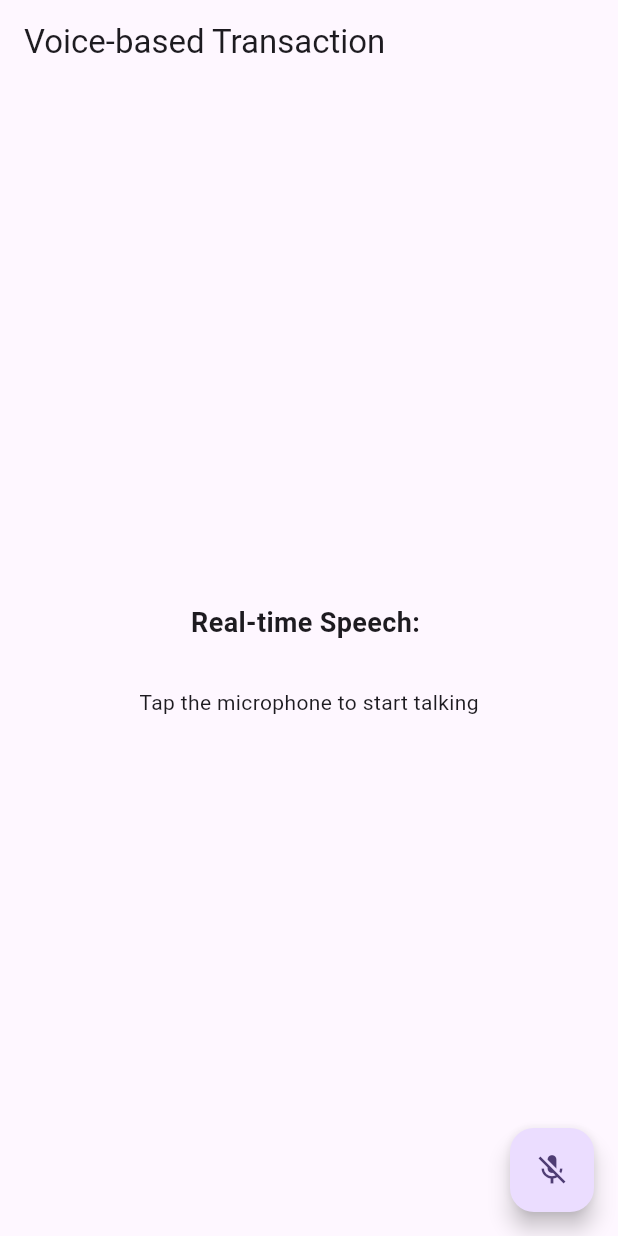
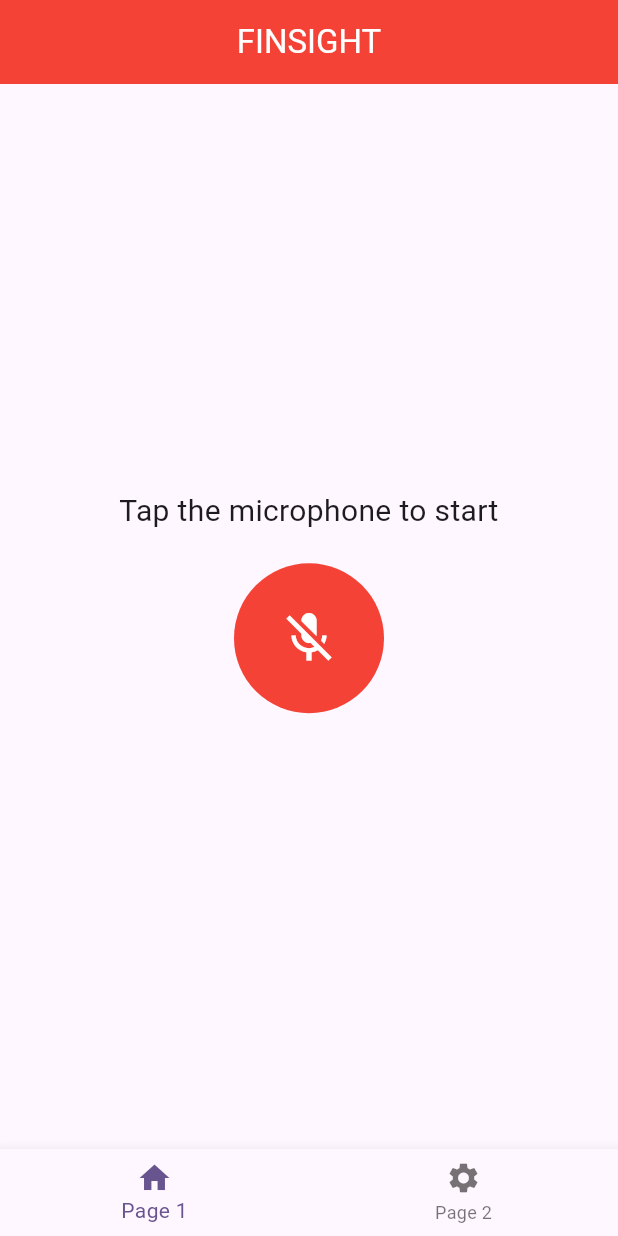
Before and after one commit to hahaanisha/FinSight, a Flutter app: the screen it shows after launch, after a tap on the "mic off" icon, on a phone screen of 412 x 824 dp. Run offline on Flutter 3.47's test engine with Material 3 defaults, Android fonts, the light colour scheme and no system bars; our stand-ins replace contacts_service, flutter_markdown, flutter_tts, google_generative_ai, permission_handler, speech_to_text; missing offline and left inert: easy_upi_payment.

Commit message:
BottomNavBar and integration done

```diff
--- /dev/null
+++ b/lib/Pages/BottomNavBar.dart
@@ -0,0 +1,58 @@
+
+import 'package:flutter/material.dart';
+import 'package:testvjti/Pages/transactionPage.dart';
+
+import 'home_page.dart';
+
+class BottomNavBarPage extends StatefulWidget {
+  @override
+  _BottomNavBarPageState createState() => _BottomNavBarPageState();
+}
+
+class _BottomNavBarPageState extends State<BottomNavBarPage> {
+  int _currentIndex = 0;
+  final PageController _pageController = PageController();
+
+  void _onPageChanged(int index) {
+    setState(() {
+      _currentIndex = index;
+    });
+  }
+
+  void _onItemTapped(int index) {
+    _pageController.animateToPage(
+      index,
+      duration: Duration(milliseconds: 300),
+      curve: Curves.easeInOut,
+    );
+  }
+
+  @override
+  Widget build(BuildContext context) {
+    return Scaffold(
+
+      body: PageView(
+        controller: _pageController,
+        onPageChanged: _onPageChanged,
+        children: [
+          HomePage(),
+          TransactionPage(),
+        ],
+      ),
+      bottomNavigationBar: BottomNavigationBar(
+        currentIndex: _currentIndex,
+        onTap: _onItemTapped,
+        items: [
+          BottomNavigationBarItem(
+            icon: Icon(Icons.home),
+            label: "Page 1",
+          ),
+          BottomNavigationBarItem(
+            icon: Icon(Icons.settings),
+            label: "Page 2",
+          ),
+        ],
+      ),
+    );
+  }
+}
--- a/lib/Pages/home_page.dart
+++ b/lib/Pages/home_page.dart
@@ -16,17 +16,21 @@ class _HomePageState extends State<HomePage> {
   final apikey = 'AIzaSyA7LxDBz3bEPP1JkFjfbzdry5UIpu81H-A';
 
   final FlutterTts _flutterTts = FlutterTts();
+
   bool _speechEnabled = false;
   String _wordsSpoken = "";
   double _confidenceLevel = 0;
-  String _Modelresponse="";
-  bool _isLoadingResponse=false;
+  String _Modelresponse = "";
+  bool _isLoadingResponse = false;
 
-  Future<void> talkWithGemini() async{
-
+  Future<void> talkWithGemini() async {
     final model = GenerativeModel(model: 'gemini-pro', apiKey: apikey);
 
-    final msg = _wordsSpoken+'keep the response to be short of 10-15 lines and keep tone that you are adressing as a sam named financial advisor';
+    final msg = _wordsSpoken +
+        '''
+    You are a friendly financial advisor named Sam, specialized in helping visually impaired users manage their finances. Based on their questions ask followup questions one by one to understand their financial needs better and based on the user's responses, provide concise and personalized financial advice in 50 words without any symbol. Ensure your tone is supportive and encouraging, and your suggestions are easy to understand. Make sure to confirm the user's answers before proceeding to the next steps.
+    ''';
+
 
     final content = Content.text(msg);
 
@@ -35,16 +39,20 @@ class _HomePageState extends State<HomePage> {
     setState(() {
       _Modelresponse = response.text!;
     });
+
+    _flutterTts.speak(_Modelresponse);
     print('response : ${_Modelresponse}');
-
   }
 
-
+  Future<void> _speakHello() async {
+    await _flutterTts.speak('Hello Welcome to 24/7 Customer Support. How may I help You.');
+  }
 
   @override
   void initState() {
     super.initState();
     initSpeech();
+    _speakHello();
   }
 
   void initSpeech() async {
@@ -63,16 +71,15 @@ class _HomePageState extends State<HomePage> {
     await _speechToText.stop();
     setState(() {
       print('generating');
-      talkWithGemini();
+      // talkWithGemini();
     });
   }
-
 
   void _onSpeechResult(result) {
     setState(() {
       _wordsSpoken = "${result.recognizedWords}";
       _confidenceLevel = result.confidence;
-
+      talkWithGemini();
     });
   }
 
@@ -81,104 +88,89 @@ class _HomePageState extends State<HomePage> {
     return Scaffold(
       appBar: AppBar(
         backgroundColor: Colors.red,
-        title: Text(
-          'Speech Demo',
+        title: const Text(
+          'FINSIGHT',
           style: TextStyle(
             color: Colors.white,
           ),
         ),
+        centerTitle: true,
       ),
       body: Center(
         child: Column(
           mainAxisAlignment: MainAxisAlignment.center,
           crossAxisAlignment: CrossAxisAlignment.center,
           children: [
-            // Speech status display
-            Container(
-              padding: EdgeInsets.all(16),
-              child: Text(
-                _speechToText.isListening
-                    ? "Listening..."
-                    : _speechEnabled
-                    ? "Tap the microphone to start listening..."
-                    : "Speech not available",
-                style: TextStyle(fontSize: 20.0),
+            // Display prompt text
+            const Text(
+              "Tap the microphone to start",
+              style: TextStyle(
+                fontSize: 20,
+                fontWeight: FontWeight.w400,
+              ),
+              textAlign: TextAlign.center,
+            ),
+
+            const SizedBox(height: 20),
+
+            // Microphone button
+            GestureDetector(
+              onTap: _speechToText.isListening ? _stopListening : _startListening,
+              child: CircleAvatar(
+                radius: 50,
+                backgroundColor: Colors.red,
+                child: Icon(
+                  _speechToText.isListening ? Icons.mic : Icons.mic_off,
+                  color: Colors.white,
+                  size: 40,
+                ),
               ),
             ),
-            // Display words spoken
-            Expanded(
-              child: Container(
-                padding: EdgeInsets.all(16),
+
+            const SizedBox(height: 20),
+
+            // Display words spoken or loading indicator
+            if (_speechToText.isListening || _wordsSpoken.isNotEmpty)
+              Padding(
+                padding: const EdgeInsets.all(16),
                 child: Text(
-                  _wordsSpoken,
+                  _speechToText.isListening ? "Listening..." : _wordsSpoken,
                   style: const TextStyle(
-                    fontSize: 25,
+                    fontSize: 18,
                     fontWeight: FontWeight.w300,
                   ),
                   textAlign: TextAlign.center,
                 ),
               ),
-            ),
-            // Confidence level display
-            if (!_speechToText.isListening && _confidenceLevel > 0)
-                InkWell(
-                  onTap: (){
-                    talkWithGemini();
-                  },
-                  child: Text(
-                      "Done: ${(_confidenceLevel * 100).toStringAsFixed(1)}%",
-                      style: TextStyle(
-                        fontSize: 30,
-                        fontWeight: FontWeight.w200,
-                      ),
-                    ),
-                ),
-
-
 
             // Display model response or loading indicator
             if (_isLoadingResponse)
-              Padding(
-                padding: const EdgeInsets.all(6.0),
+              const Padding(
+                padding: EdgeInsets.all(6.0),
                 child: CircularProgressIndicator(),
               )
             else if (_Modelresponse.isNotEmpty)
               SingleChildScrollView(
+                scrollDirection: Axis.vertical,
                 child: Padding(
-                  padding: const EdgeInsets.all(6.0),
-                  child: InkWell(
-                    onTap: (){
-                      _flutterTts.speak(_Modelresponse);
+                  padding: const EdgeInsets.all(5),
+                  child: GestureDetector(
+                    onTap: () {
+                      _flutterTts.stop();
                     },
                     child: Text(
                       "Response: $_Modelresponse",
-                      style: TextStyle(
-                        fontSize: 10,
-                        fontWeight: FontWeight.bold,
+                      style: const TextStyle(
+                        fontSize: 5,
+                        fontWeight: FontWeight.w400,
                       ),
                       textAlign: TextAlign.center,
                     ),
                   ),
                 ),
               ),
-
-
           ],
         ),
-      ),
-      // Floating action button for starting/stopping speech recognition
-      floatingActionButton: FloatingActionButton(
-        onPressed: _speechToText.isListening ? _stopListening : _startListening,
-        tooltip: 'Listen',
-        child: _isLoadingResponse
-            ? CircularProgressIndicator(
-          valueColor: AlwaysStoppedAnimation<Color>(Colors.white),
-        )
-            : Icon(
-          _speechToText.isNotListening ? Icons.mic_off : Icons.mic,
-          color: Colors.white,
-        ),
-        backgroundColor: Colors.red,
       ),
     );
   }
--- a/lib/Pages/transactionPage.dart
+++ b/lib/Pages/transactionPage.dart
@@ -23,11 +23,14 @@ class _TransactionPageState extends State<TransactionPage> {
   bool _isFetchingContacts = false;
 
   List<Map<String, String>> _filteredContacts = [];
-
+  Future<void> _speakHello() async {
+    await _flutterTts.speak('Hello Welcome to Finsight Transactions.');
+  }
   @override
   void initState() {
     super.initState();
     initSpeech();
+    _speakHello();
   }
 
   void initSpeech() async {
@@ -133,7 +136,9 @@ class _TransactionPageState extends State<TransactionPage> {
   Widget build(BuildContext context) {
     return Scaffold(
       appBar: AppBar(
-        title: const Text('Voice-based Transaction'),
+        title: InkWell(
+            onTap:  _flutterTts.stop,
+            child: const Text('Voice-based Transaction')),
       ),
       body: Center(
         child: Column(
@@ -159,7 +164,7 @@ class _TransactionPageState extends State<TransactionPage> {
                     return ListTile(
                       title: Text(_filteredContacts[index]['name']!),
                       subtitle: Text(_filteredContacts[index]['number']!),
-                      onTap: () {
+                      onTap: (){
                         setState(() {
                           _selectedContactName = _filteredContacts[index]['name']!;
                           _selectedContactNumber = _filteredContacts[index]['number']!;
@@ -167,6 +172,7 @@ class _TransactionPageState extends State<TransactionPage> {
                         _flutterTts.speak(
                             'How much money would you like to transfer to $_selectedContactName?');
                       },
+
                     );
                   },
                 ),
--- a/lib/main.dart
+++ b/lib/main.dart
@@ -1,5 +1,6 @@
 import 'package:flutter/material.dart';
 
+import 'Pages/BottomNavBar.dart';
 import 'Pages/home_page.dart';
 import 'Pages/tp.dart';
 import 'Pages/transactionPage.dart';
@@ -35,7 +36,7 @@ class MyApp extends StatelessWidget {
         colorScheme: ColorScheme.fromSeed(seedColor: Colors.deepPurple),
         useMaterial3: true,
       ),
-      home: TransactionPage(),
+      home: BottomNavBarPage(),
     );
   }
 }
```
